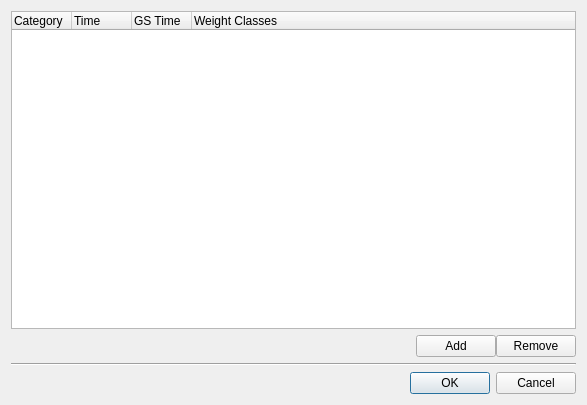
First picture: the form in base/FightCategoryManagerDlg.ui, repository fmuecke/Ipponboard, before the edit.
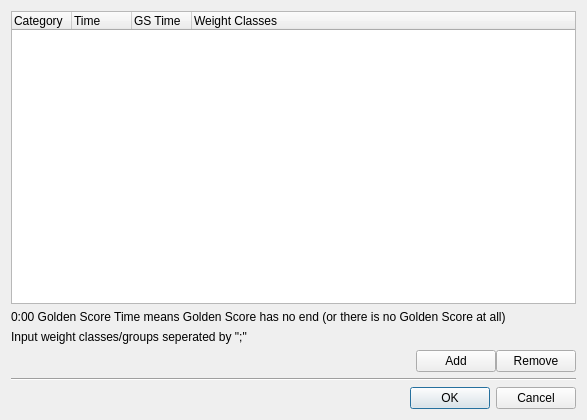
Second picture: the form after the edit. Icons and pictures are not drawn.

What changed in the file:
```diff
--- a/base/FightCategoryManagerDlg.ui
+++ b/base/FightCategoryManagerDlg.ui
@@ -7,7 +7,7 @@
     <x>0</x>
     <y>0</y>
     <width>587</width>
-    <height>405</height>
+    <height>420</height>
    </rect>
   </property>
   <property name="windowTitle">
@@ -20,7 +20,7 @@
   <property name="modal">
    <bool>true</bool>
   </property>
-  <layout class="QVBoxLayout" name="verticalLayout" stretch="0,0,0,0">
+  <layout class="QVBoxLayout" name="verticalLayout" stretch="0,0,0,0,0,0">
    <item>
     <widget class="QTreeWidget" name="treeWidget_classes">
      <property name="mouseTracking">
@@ -90,6 +90,32 @@
      </column>
     </widget>
    </item>
+   <item>
+    <widget class="QLabel" name="label">
+     <property name="font">
+      <font>
+       <family>Segoe UI</family>
+       <pointsize>9</pointsize>
+      </font>
+     </property>
+     <property name="text">
+      <string>0:00 Golden Score Time means Golden Score has no end (or there is no Golden Score at all)</string>
+     </property>
+    </widget>
+   </item>
+   <item>
+    <widget class="QLabel" name="label_2">
+     <property name="font">
+      <font>
+       <family>Segoe UI</family>
+       <pointsize>9</pointsize>
+      </font>
+     </property>
+     <property name="text">
+      <string>Input weight classes/groups seperated by &quot;;&quot;</string>
+     </property>
+    </widget>
+   </item>
    <item>
     <layout class="QHBoxLayout" name="horizontalLayout">
      <property name="spacing">
```
